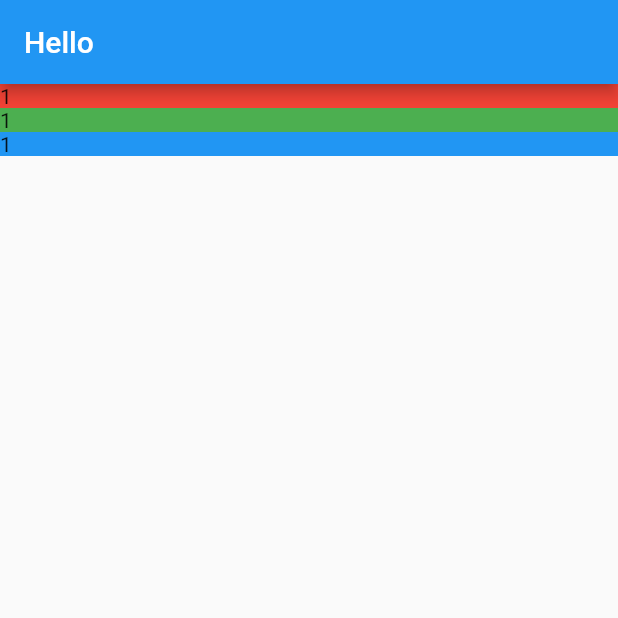
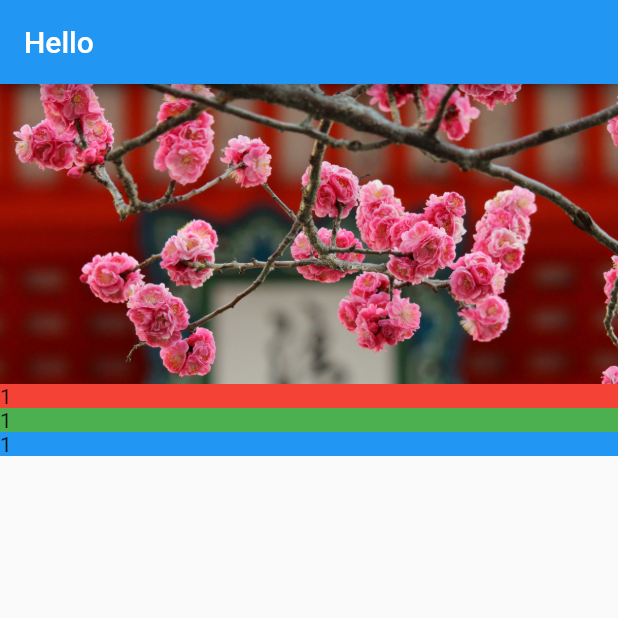
Before and after one commit to wildanka/flutter_tourism_app, a Flutter app: the screen it shows after launch, on a phone screen of 412 x 824 dp, the top half of it. Run offline on Flutter 3.47's test engine with Material 2 defaults, Android fonts, the phone set to English and light mode, and no system bars.

Commit message:
6 displaying the images

```diff
--- /dev/null
+++ b/lib/screens/location_detail/image_banner.dart
@@ -0,0 +1,23 @@
+import 'dart:ui';
+
+import 'package:flutter/material.dart';
+
+class ImageBanner extends StatelessWidget {
+  String _assetPath;
+
+  ImageBanner(this._assetPath);
+
+  @override
+  Widget build(BuildContext context) {
+    return Container(
+      constraints: BoxConstraints.expand(
+        height: 200.0,
+      ),
+      decoration: BoxDecoration(color: Colors.grey),
+      child: Image.asset(
+        _assetPath,
+        fit: BoxFit.cover,
+      ),
+    );
+  }
+}
--- a/lib/screens/location_detail/location_detail.dart
+++ b/lib/screens/location_detail/location_detail.dart
@@ -1,6 +1,7 @@
 import 'package:flutter/cupertino.dart';
 import 'package:flutter/material.dart';
 import 'text_section.dart';
+import 'image_banner.dart';
 
 class LocationDetail extends StatelessWidget {
   @override
@@ -11,6 +12,7 @@ class LocationDetail extends StatelessWidget {
           mainAxisAlignment: MainAxisAlignment.start,
           crossAxisAlignment: CrossAxisAlignment.stretch,
           children: [
+            ImageBanner("assets/images/kiyomizu-dera.jpg"),
             TextSection(Colors.red),
             TextSection(Colors.green),
             TextSection(Colors.blue),
--- a/pubspec.yaml
+++ b/pubspec.yaml
@@ -45,8 +45,8 @@ flutter:
   uses-material-design: true
 
   # To add assets to your application, add an assets section, like this:
-   assets:
-     - assets/images/kiyomizu-dera.jpeg
+  assets:
+     - assets/images/
   #   - images/a_dot_ham.jpeg
 
   # An image asset can refer to one or more resolution-specific "variants", see
```
